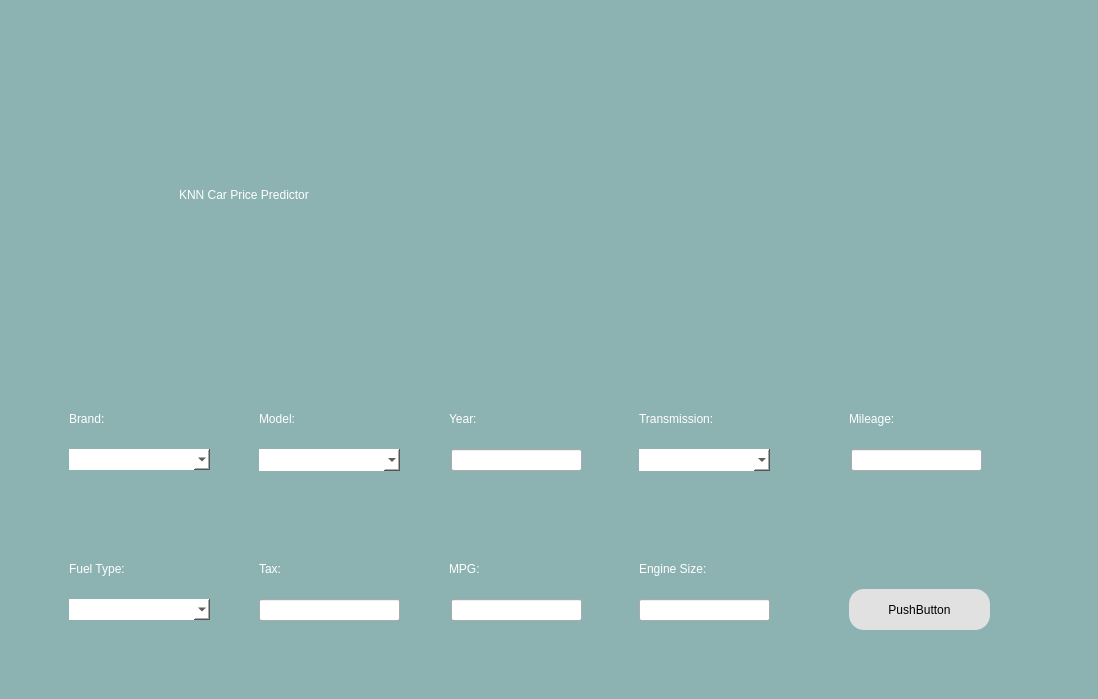
Rizi22/Using-Machine-Learning-Algorithms-to-Predict-the-Price-of-Pre-owned-Cars, file nearestNeighbourUI.ui: the form before one commit.
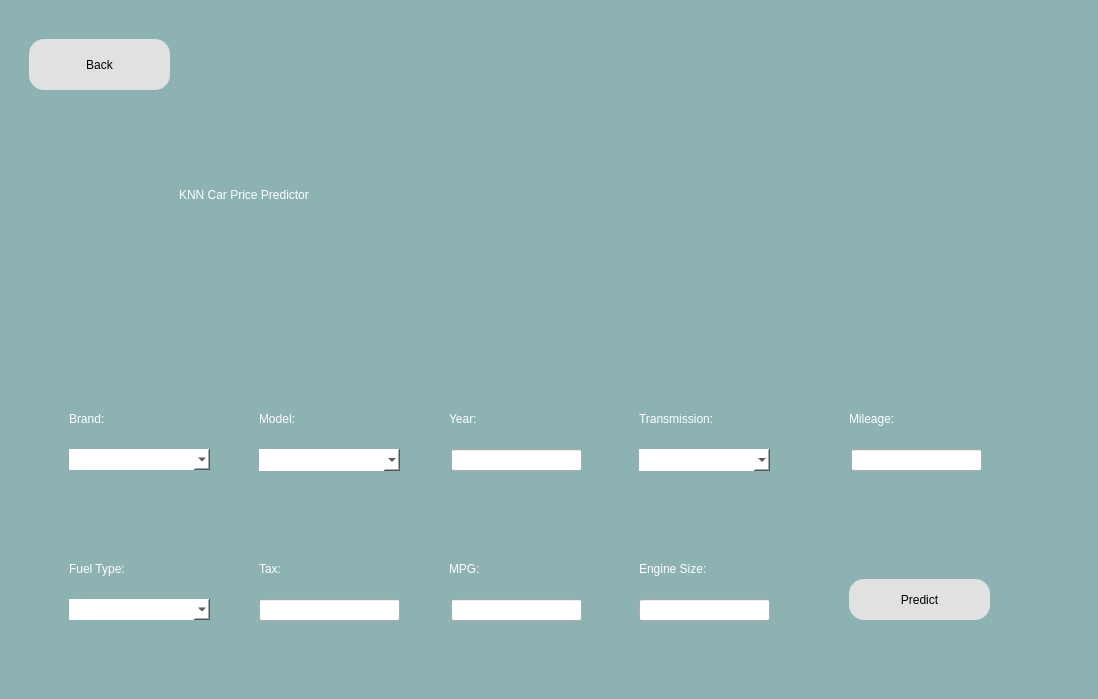
The form after the commit.

Commit message: Added a back button

Diff of the .ui file:
```diff
--- a/nearestNeighbourUI.ui
+++ b/nearestNeighbourUI.ui
@@ -103,7 +103,7 @@
     <property name="geometry">
      <rect>
       <x>910</x>
-      <y>590</y>
+      <y>580</y>
       <width>141</width>
       <height>41</height>
      </rect>
@@ -113,7 +113,7 @@
 background-color: rgb(225, 225, 225);</string>
     </property>
     <property name="text">
-     <string>PushButton</string>
+     <string>Predict</string>
     </property>
    </widget>
    <widget class="QLabel" name="label_5">
@@ -326,6 +326,23 @@
      <string>KNN Car Price Predictor</string>
     </property>
    </widget>
+   <widget class="QPushButton" name="backButton">
+    <property name="geometry">
+     <rect>
+      <x>90</x>
+      <y>40</y>
+      <width>141</width>
+      <height>51</height>
+     </rect>
+    </property>
+    <property name="styleSheet">
+     <string notr="true">border-radius:15px;
+background-color: rgb(225, 225, 225);</string>
+    </property>
+    <property name="text">
+     <string>Back</string>
+    </property>
+   </widget>
   </widget>
  </widget>
  <resources/>
```
The commit also changes 2 other files.
